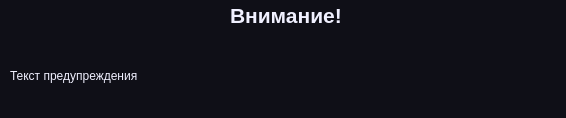
This is src/ui/warning.ui in ZeynX92/SmartStudentList as Qt 5 draws it before an edit. The edited form follows.
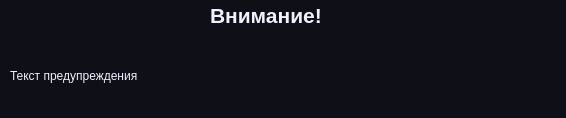
This is the edited form.

```diff
--- a/src/ui/warning.ui
+++ b/src/ui/warning.ui
@@ -25,9 +25,9 @@
   <widget class="QLabel" name="label">
    <property name="geometry">
     <rect>
-     <x>230</x>
+     <x>210</x>
      <y>0</y>
-     <width>121</width>
+     <width>181</width>
      <height>31</height>
     </rect>
    </property>
```
